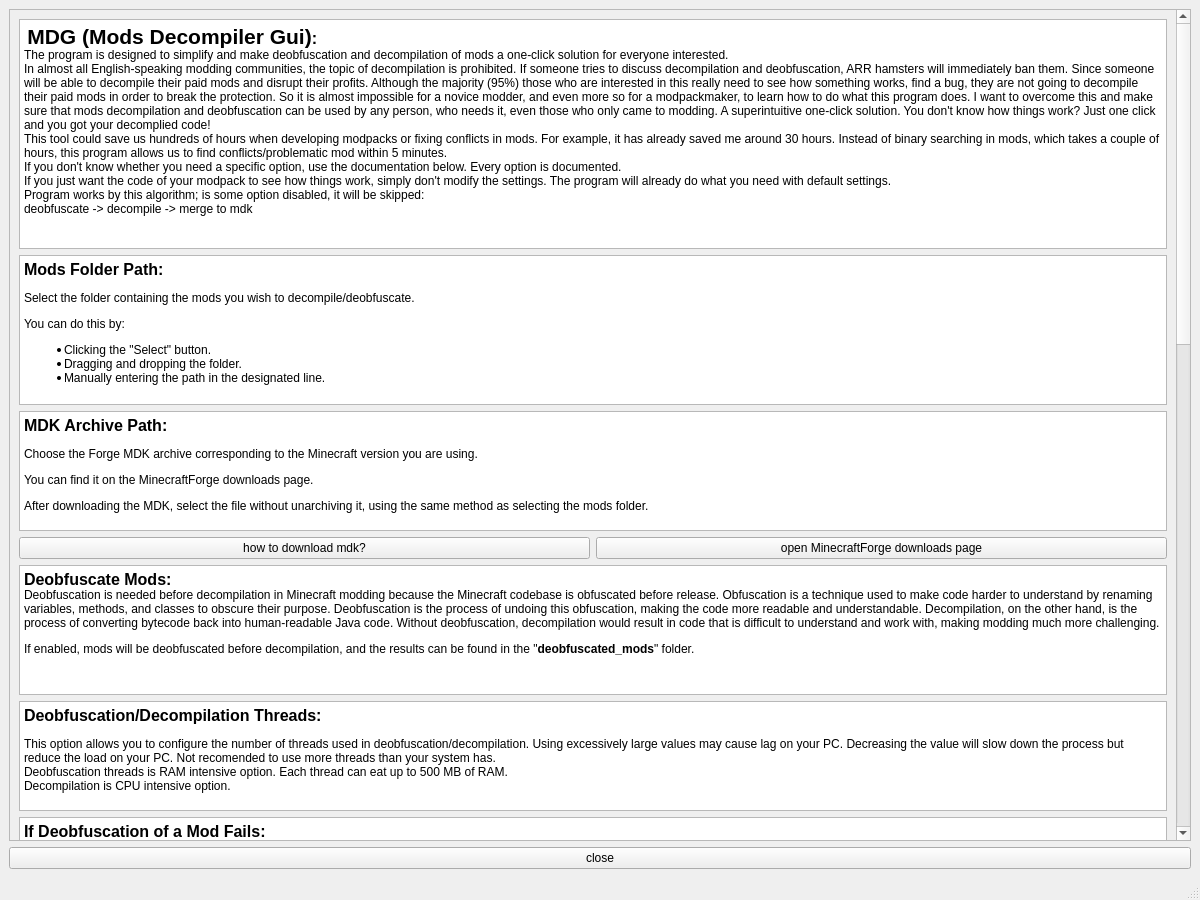
Above: MDGUi/forms/MDGHelpWindow.ui from KostromDan/Mods-Decompiler-GUI before the change. Below: the same form after it.
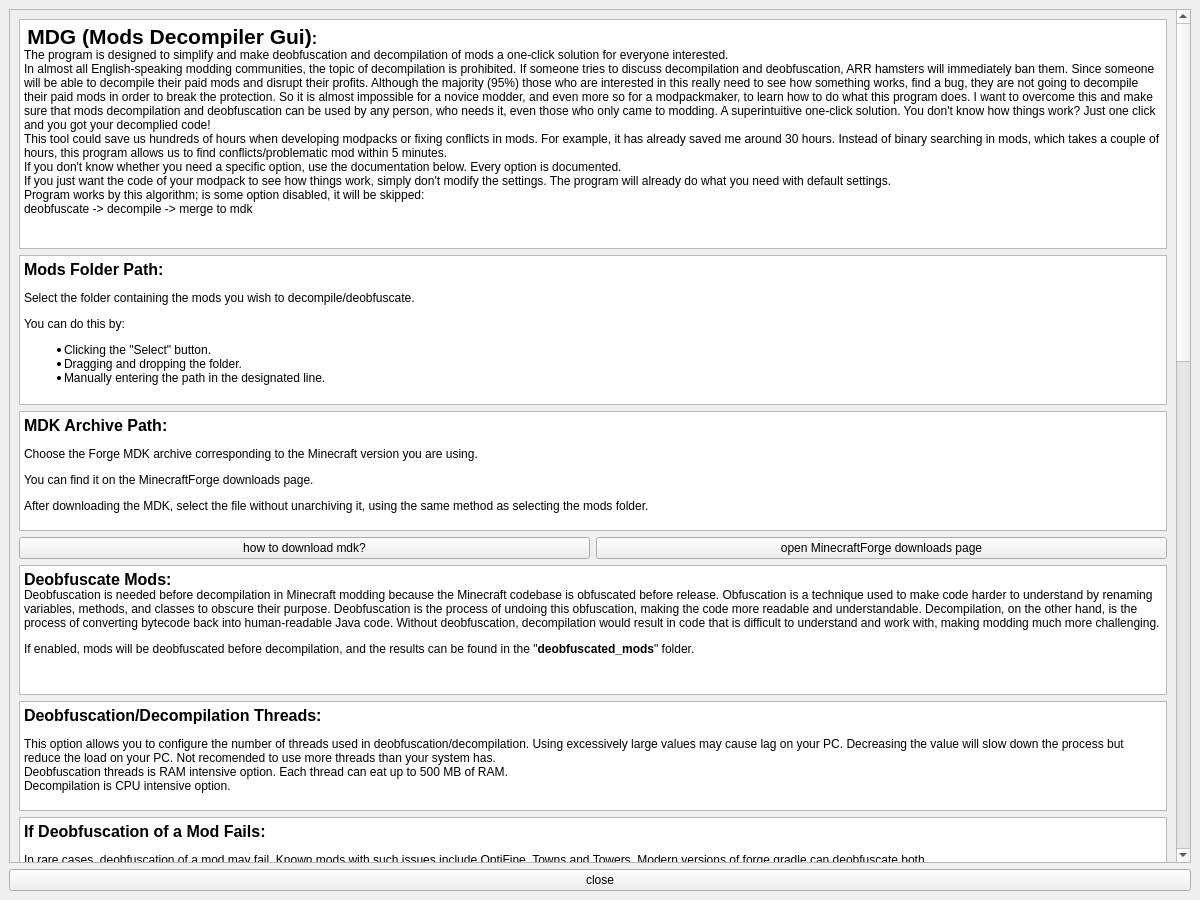
That is the form after the change.

The edit to the form file:
```diff
--- a/MDGUi/forms/MDGHelpWindow.ui
+++ b/MDGUi/forms/MDGHelpWindow.ui
@@ -633,7 +633,6 @@
     </rect>
    </property>
   </widget>
-  <widget class="QStatusBar" name="statusbar"/>
  </widget>
  <resources/>
  <connections/>
```
